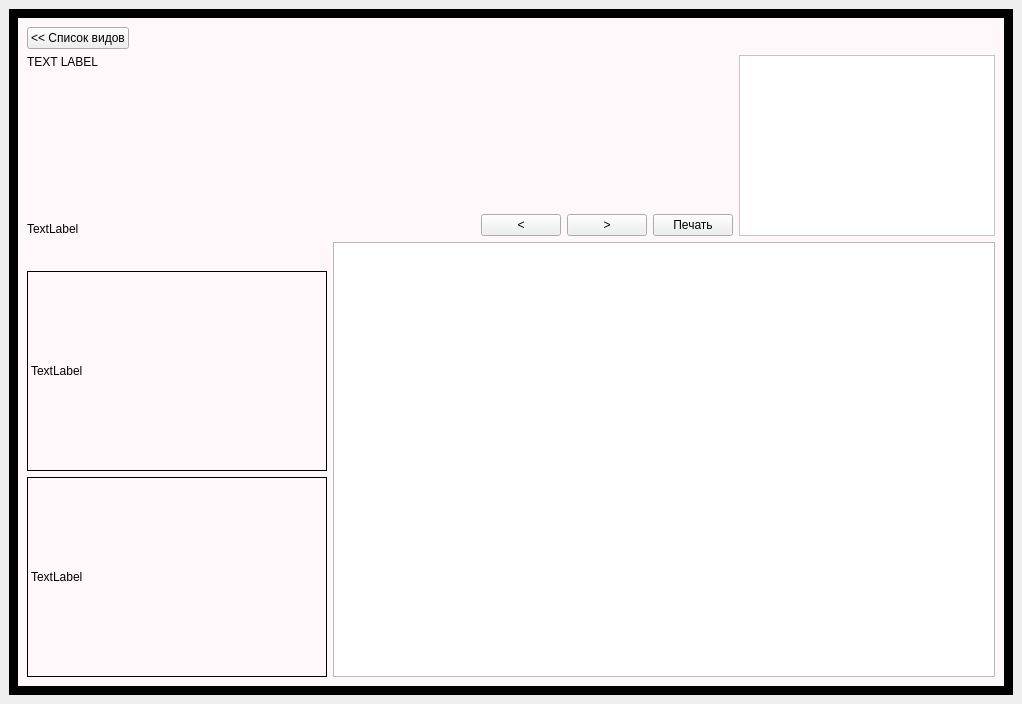
The window that redbook.ui (dpq/gaia) describes before a commit, drawn with Qt 5.
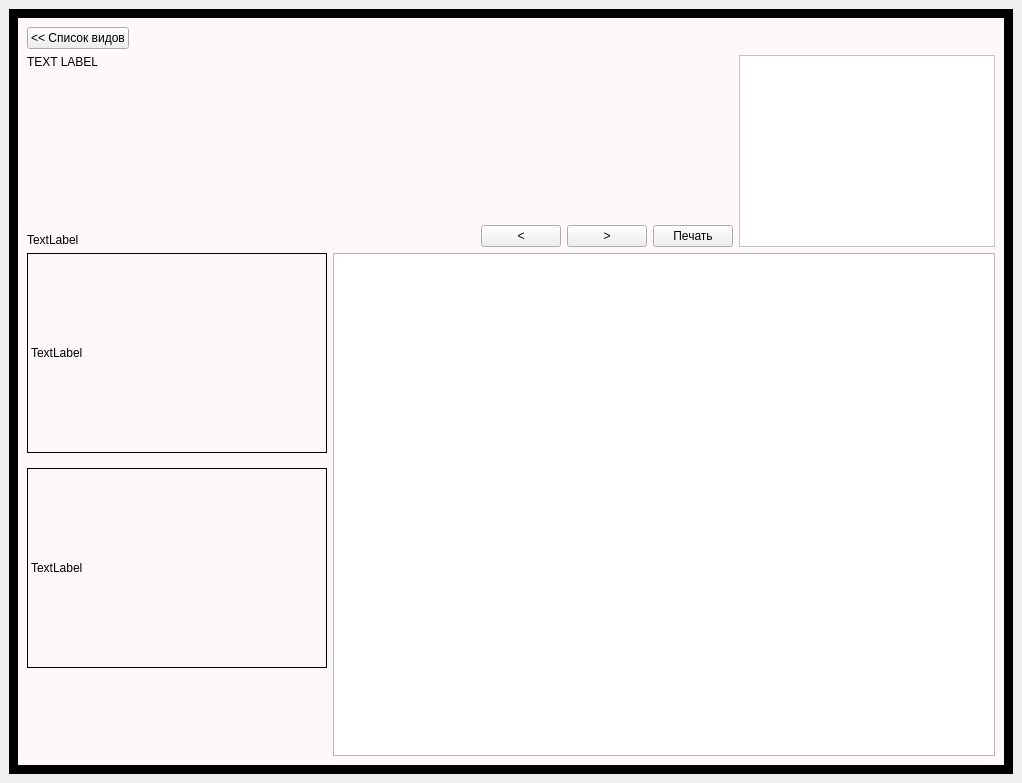
The same window after the commit. The open tabs and pages were chosen to show the change. Icons and pictures are not drawn. Custom widgets are drawn as their Qt base class.

Patch:
```diff
--- a/redbook.ui
+++ b/redbook.ui
@@ -6,7 +6,7 @@
     <x>0</x>
     <y>0</y>
     <width>1022</width>
-    <height>704</height>
+    <height>783</height>
    </rect>
   </property>
   <property name="windowTitle" >
@@ -586,6 +586,12 @@
          <layout class="QGridLayout" >
           <item row="0" column="0" >
            <widget class="QFrame" name="colorPage" >
+            <property name="sizePolicy" >
+             <sizepolicy vsizetype="Minimum" hsizetype="Minimum" >
+              <horstretch>0</horstretch>
+              <verstretch>0</verstretch>
+             </sizepolicy>
+            </property>
             <property name="styleSheet" >
              <string notr="true" >#colorPage {
 	background-color: rgb(255, 248, 250); 
@@ -775,21 +781,23 @@
               <layout class="QHBoxLayout" >
                <item>
                 <layout class="QVBoxLayout" >
-                 <item>
-                  <spacer>
-                   <property name="orientation" >
-                    <enum>Qt::Vertical</enum>
-                   </property>
-                   <property name="sizeHint" stdset="0" >
-                    <size>
-                     <width>20</width>
-                     <height>40</height>
-                    </size>
-                   </property>
-                  </spacer>
-                 </item>
+                 <property name="spacing" >
+                  <number>0</number>
+                 </property>
                  <item>
                   <layout class="QVBoxLayout" >
+                   <property name="spacing" >
+                    <number>15</number>
+                   </property>
+                   <property name="sizeConstraint" >
+                    <enum>QLayout::SetMinimumSize</enum>
+                   </property>
+                   <property name="topMargin" >
+                    <number>0</number>
+                   </property>
+                   <property name="bottomMargin" >
+                    <number>0</number>
+                   </property>
                    <item>
                     <widget class="QLabel" name="photoLabel" >
                      <property name="sizePolicy" >
@@ -848,6 +856,19 @@
                    </item>
                   </layout>
                  </item>
+                 <item>
+                  <spacer name="verticalSpacer_2" >
+                   <property name="orientation" >
+                    <enum>Qt::Vertical</enum>
+                   </property>
+                   <property name="sizeHint" stdset="0" >
+                    <size>
+                     <width>0</width>
+                     <height>0</height>
+                    </size>
+                   </property>
+                  </spacer>
+                 </item>
                 </layout>
                </item>
                <item>
@@ -858,6 +879,12 @@
                    <verstretch>1</verstretch>
                   </sizepolicy>
                  </property>
+                 <property name="minimumSize" >
+                  <size>
+                   <width>0</width>
+                   <height>415</height>
+                  </size>
+                 </property>
                  <property name="styleSheet" >
                   <string notr="true" >#articleBrowser { font: 10pt "Sans Serif"; }</string>
                  </property>
```
Left out of the diff: 2 changed lines with no effect on the pictures.
